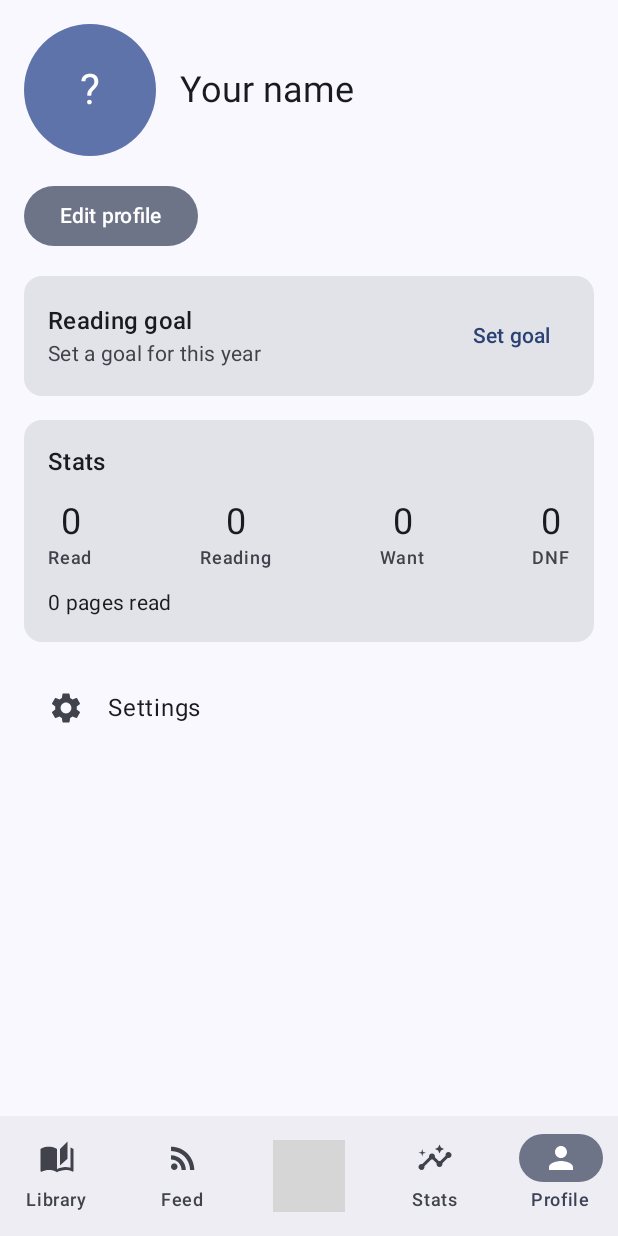
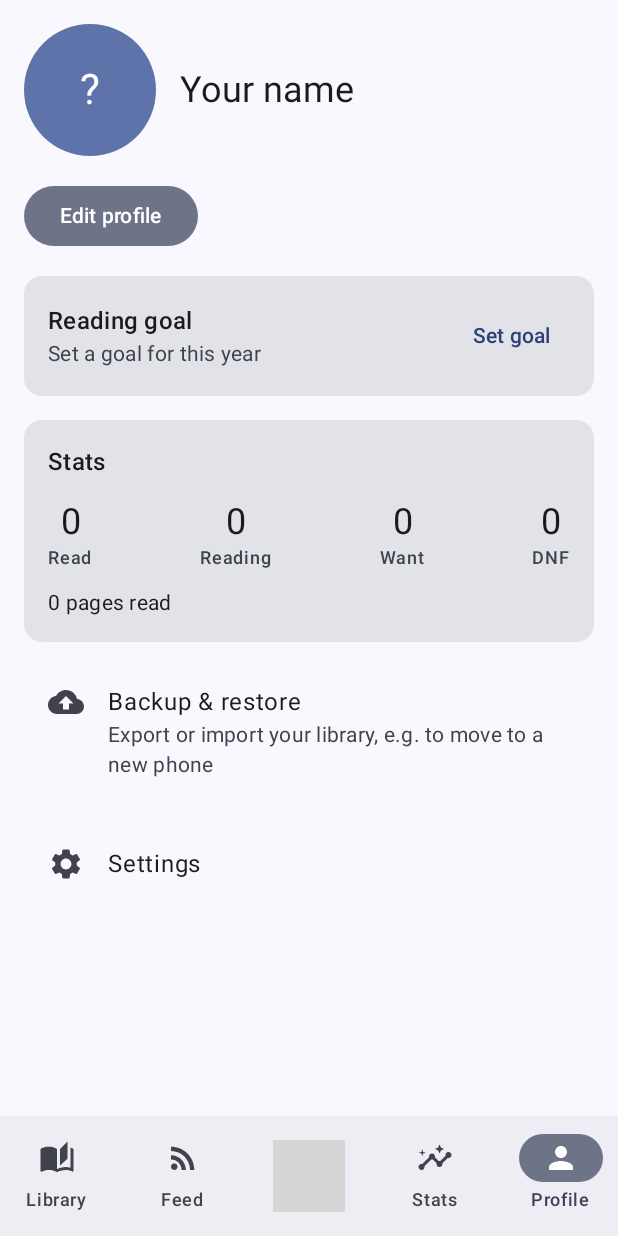
Before and after one commit to exc33ded/Library-App, an Android app built with Jetpack Compose: the screen it shows after launch (MainActivity), item 4 of the bottom bar chosen, on a phone screen of 412 x 824 dp. Run offline under Robolectric (Android 15) with nearby library versions, the phone set to English and light mode, and no system bars; our stand-ins replace Dagger/Hilt's generated code, Material 3 Expressive styles (plain Material 3 is drawn), Navigation 3, Room's generated code; libraries missing offline, so code that uses them is left out: androidx.hilt.lifecycle, com.google.mlkit.vision; pictures from the network do not load; 3 statements that could not run were skipped; grey boxes are pictures that could not be loaded.

Commit message:
feat(profile): Backup & restore row on Profile

```diff
--- a/app/src/main/java/com/exc33ded/library/ui/nav/AppNav.kt
+++ b/app/src/main/java/com/exc33ded/library/ui/nav/AppNav.kt
@@ -179,7 +179,7 @@ fun AppNav() {
                     entry<FeedKey> { FeedScreen(onManage = { push(ManageFeedsKey) }) }
                     entry<ManageFeedsKey> { ManageFeedsScreen(onBack = { backStack.removeLastOrNull() }) }
                     entry<StatsKey> { StatsScreen() }
-                    entry<ProfileKey> { ProfileScreen(onOpenSettings = { push(SettingsKey) }) }
+                    entry<ProfileKey> { ProfileScreen(onOpenSettings = { push(SettingsKey) }, onOpenBackup = { push(BackupKey) }) }
                     entry<SettingsKey> { SettingsScreen(onBack = { backStack.removeLastOrNull() }, onOpenModels = { push(ModelsStorageKey) }, onOpenBackup = { push(BackupKey) }) }
                     entry<BackupKey> { BackupScreen(onBack = { backStack.removeLastOrNull() }) }
                     entry<ModelsStorageKey> { ModelsStorageScreen(onBack = { backStack.removeLastOrNull() }) }
--- a/app/src/main/java/com/exc33ded/library/ui/profile/ProfileScreen.kt
+++ b/app/src/main/java/com/exc33ded/library/ui/profile/ProfileScreen.kt
@@ -15,6 +15,7 @@ import androidx.compose.foundation.rememberScrollState
 import androidx.compose.foundation.shape.CircleShape
 import androidx.compose.foundation.verticalScroll
 import androidx.compose.material.icons.Icons
+import androidx.compose.material.icons.filled.Backup
 import androidx.compose.material.icons.filled.Settings
 import androidx.compose.material3.Card
 import androidx.compose.material3.CircularProgressIndicator
@@ -44,7 +45,7 @@ import com.exc33ded.library.profile.initials
 import java.io.File
 
 @Composable
-fun ProfileScreen(onOpenSettings: () -> Unit, vm: ProfileViewModel = hiltViewModel()) {
+fun ProfileScreen(onOpenSettings: () -> Unit, onOpenBackup: () -> Unit, vm: ProfileViewModel = hiltViewModel()) {
     val profile = LocalProfile.current
     val stats by vm.stats.collectAsStateWithLifecycle()
     var editing by remember { mutableStateOf(false) }
@@ -66,6 +67,12 @@ fun ProfileScreen(onOpenSettings: () -> Unit, vm: ProfileViewModel = hiltViewMod
         FilledTonalButton(onClick = { editing = true }) { Text("Edit profile") }
         GoalCard(stats.readThisYear, profile.yearlyGoal) { editing = true }
         StatsCard(stats)
+        ListItem(
+            headlineContent = { Text("Backup & restore") },
+            supportingContent = { Text("Export or import your library, e.g. to move to a new phone") },
+            leadingContent = { Icon(Icons.Filled.Backup, null) },
+            modifier = Modifier.clickable(onClick = onOpenBackup),
+        )
         ListItem(
             headlineContent = { Text("Settings") },
             leadingContent = { Icon(Icons.Filled.Settings, null) },
```
